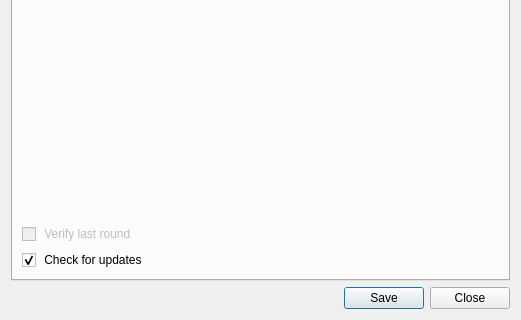
Old version of the form share/kwipe/Ui/settings.ui in the repository PyCoder/KWipe; both pictures show x 0 to 521 and y 233 to 553 of the 521 by 553 pixel window.
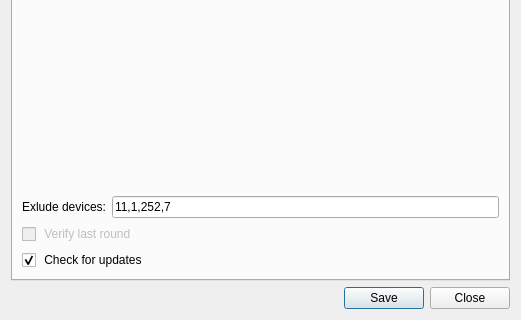
New version of the form. Icons and pictures are not drawn.

Patch:
```diff
--- a/share/kwipe/Ui/settings.ui
+++ b/share/kwipe/Ui/settings.ui
@@ -101,6 +101,27 @@
          </property>
         </spacer>
        </item>
+       <item>
+        <layout class="QHBoxLayout" name="horizontalLayout_3">
+         <item>
+          <widget class="QLabel" name="label_2">
+           <property name="text">
+            <string>Exlude devices:</string>
+           </property>
+          </widget>
+         </item>
+         <item>
+          <widget class="QLineEdit" name="lineExclude">
+           <property name="toolTip">
+            <string>&lt;html&gt;&lt;head/&gt;&lt;body&gt;&lt;p&gt;Exclude block devices by major id&lt;/p&gt;&lt;/body&gt;&lt;/html&gt;</string>
+           </property>
+           <property name="text">
+            <string>11,1,252,7</string>
+           </property>
+          </widget>
+         </item>
+        </layout>
+       </item>
        <item>
         <layout class="QVBoxLayout" name="verticalLayout_6">
          <item>
```
